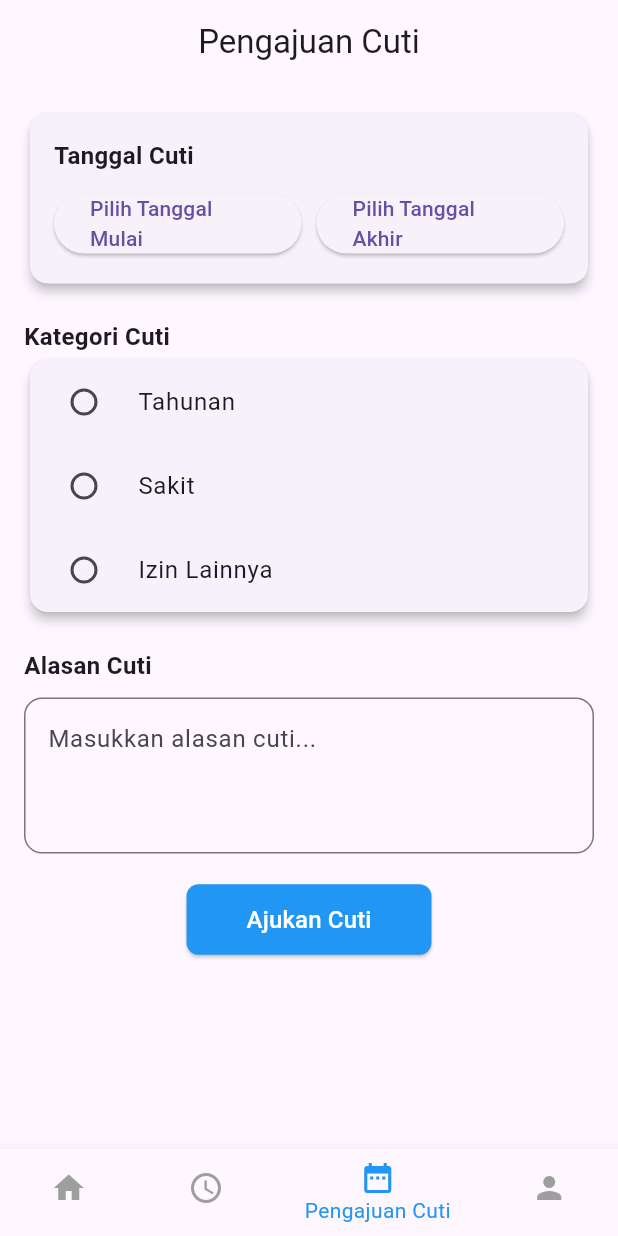
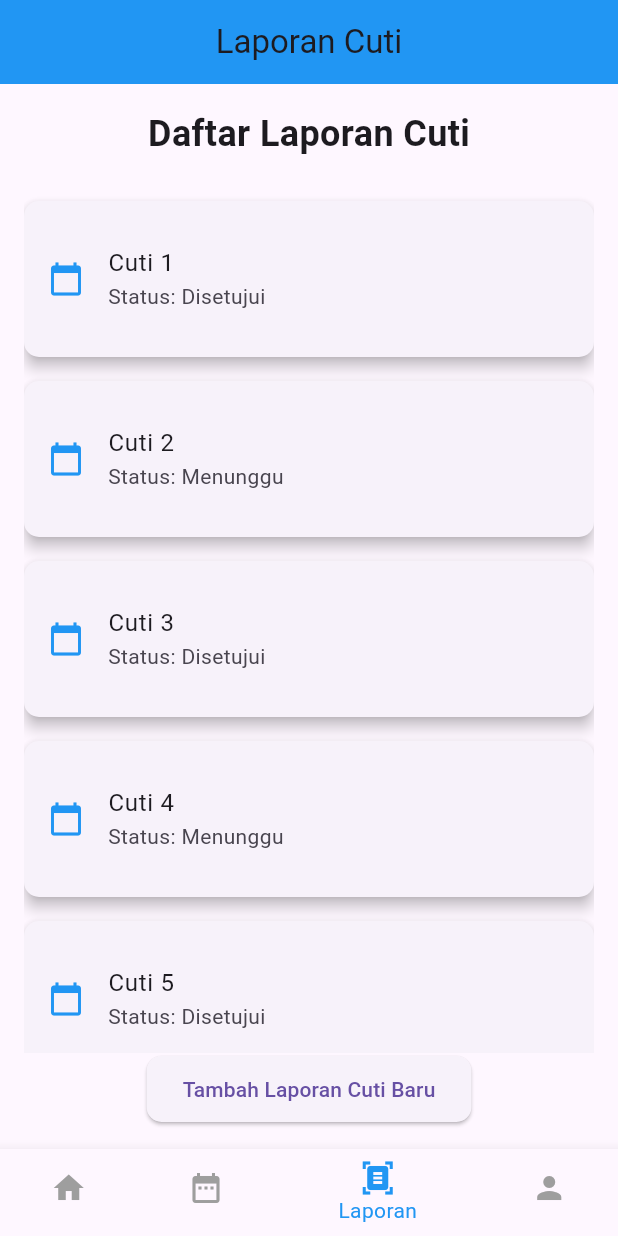
Before and after one commit to AlvinPurwoArdianto/mobile-ujikom-v2, a Flutter app: the DashboardView screen opened by its route, item 3 of the bottom bar chosen, on a phone screen of 412 x 824 dp. Run offline on Flutter 3.47's test engine with Material 3 defaults, Android fonts, the phone set to English and light mode, and no system bars; our stand-ins replace get, get_storage, google_fonts, hexcolor, image_picker, lottie; accounts and stored records are empty; project files that could hold a hidden picture were left out.

Commit message:
UPDATE & ADD: update index view & add laporan view

```diff
--- a/lib/app/modules/dashboard/controllers/dashboard_controller.dart
+++ b/lib/app/modules/dashboard/controllers/dashboard_controller.dart
@@ -1,7 +1,7 @@
 import 'package:flutter/widgets.dart';
 import 'package:get/get.dart';
-import 'package:mobile_ujikom/app/modules/dashboard/views/absensi_view.dart';
 import 'package:mobile_ujikom/app/modules/dashboard/views/index_view.dart';
+import 'package:mobile_ujikom/app/modules/dashboard/views/laporan_view.dart';
 import 'package:mobile_ujikom/app/modules/dashboard/views/profile_view.dart';
 import 'package:mobile_ujikom/app/modules/dashboard/views/pengajuan_view.dart';
 
@@ -14,8 +14,8 @@ class DashboardController extends GetxController {
 
   final List<Widget> pages = [
     IndexView(),
-    AbsensiView(),
     PengajuanView(),
+    LaporanView(),
     ProfileView(),
   ];
 
--- a/lib/app/modules/dashboard/views/dashboard_view.dart
+++ b/lib/app/modules/dashboard/views/dashboard_view.dart
@@ -37,12 +37,12 @@ class DashboardView extends GetView<DashboardController> {
               label: 'Dashboard',
             ),
             BottomNavigationBarItem(
-              icon: Icon(Icons.schedule),
-              label: 'Absensi',
+              icon: Icon(Icons.date_range),
+              label: 'Pengajuan Cuti',
             ),
             BottomNavigationBarItem(
-              icon: Icon(Icons.date_range),
-              label: 'Pengajuan Cuti',
+              icon: Icon(Icons.document_scanner),
+              label: 'Laporan',
             ),
             BottomNavigationBarItem(
               icon: Icon(Icons.person),
--- /dev/null
+++ b/lib/app/modules/dashboard/views/laporan_view.dart
@@ -0,0 +1,141 @@
+import 'package:flutter/material.dart';
+import 'package:get/get.dart';
+
+class LaporanView extends StatelessWidget {
+  const LaporanView({super.key});
+
+  @override
+  Widget build(BuildContext context) {
+    return Scaffold(
+      appBar: AppBar(
+        title: const Text('Laporan Cuti'),
+        centerTitle: true,
+        backgroundColor: Colors.blue,
+      ),
+      body: Padding(
+        padding: const EdgeInsets.all(16.0),
+        child: Column(
+          children: [
+            // Judul
+            const Text(
+              'Daftar Laporan Cuti',
+              style: TextStyle(
+                fontSize: 24,
+                fontWeight: FontWeight.bold,
+              ),
+            ),
+            const SizedBox(height: 20),
+
+            // ListView untuk menampilkan daftar laporan cuti
+            Expanded(
+              child: ListView.builder(
+                itemCount: 10, // Bisa disesuaikan dengan jumlah laporan cuti
+                itemBuilder: (context, index) {
+                  return Card(
+                    elevation: 4,
+                    margin: const EdgeInsets.symmetric(vertical: 8),
+                    shape: RoundedRectangleBorder(
+                      borderRadius: BorderRadius.circular(10),
+                    ),
+                    child: ListTile(
+                      contentPadding: const EdgeInsets.all(16),
+                      title: Text('Cuti ${index + 1}'),
+                      subtitle: Text(
+                          'Status: ${index % 2 == 0 ? "Disetujui" : "Menunggu"}'),
+                      leading:
+                          const Icon(Icons.calendar_today, color: Colors.blue),
+                      onTap: () {
+                        // Ketika laporan diklik, pindah ke halaman detail laporan cuti
+                        _showLaporanCutiDetail(context, index + 1);
+                      },
+                    ),
+                  );
+                },
+              ),
+            ),
+
+            // Tombol untuk menambahkan laporan cuti baru
+            ElevatedButton(
+              onPressed: () {
+                _showTambahLaporanCutiDialog(context);
+              },
+              child: const Text("Tambah Laporan Cuti Baru"),
+              style: ElevatedButton.styleFrom(
+                padding:
+                    const EdgeInsets.symmetric(vertical: 12, horizontal: 24),
+                shape: RoundedRectangleBorder(
+                  borderRadius: BorderRadius.circular(10),
+                ),
+              ),
+            ),
+          ],
+        ),
+      ),
+    );
+  }
+
+  // Fungsi untuk menampilkan detail laporan cuti
+  void _showLaporanCutiDetail(BuildContext context, int cutiId) {
+    showDialog(
+      context: context,
+      builder: (context) {
+        return AlertDialog(
+          title: Text('Detail Laporan Cuti $cutiId'),
+          content: const Text('Ini adalah detail laporan cuti yang dipilih.'),
+          actions: [
+            TextButton(
+              onPressed: () => Navigator.pop(context),
+              child: const Text("Tutup"),
+            ),
+          ],
+        );
+      },
+    );
+  }
+
+  // Fungsi untuk menampilkan dialog tambah laporan cuti
+  void _showTambahLaporanCutiDialog(BuildContext context) {
+    showDialog(
+      context: context,
+      builder: (context) {
+        return AlertDialog(
+          title: const Text('Tambah Laporan Cuti Baru'),
+          content: Column(
+            mainAxisSize: MainAxisSize.min,
+            children: [
+              TextField(
+                decoration: const InputDecoration(
+                  hintText: 'Masukkan alasan cuti...',
+                ),
+                maxLines: 3,
+              ),
+              const SizedBox(height: 10),
+              TextField(
+                decoration: const InputDecoration(
+                  hintText: 'Masukkan tanggal cuti (misal: 01/01/2023)',
+                ),
+                keyboardType: TextInputType.datetime,
+              ),
+            ],
+          ),
+          actions: [
+            TextButton(
+              onPressed: () => Navigator.pop(context),
+              child: const Text("Batal"),
+            ),
+            ElevatedButton(
+              onPressed: () {
+                // Logic untuk menambahkan laporan cuti baru
+                Get.snackbar("Laporan Cuti Ditambahkan",
+                    "Laporan cuti baru berhasil ditambahkan.",
+                    snackPosition: SnackPosition.BOTTOM);
+                Navigator.pop(context); // Menutup dialog
+              },
+              child: const Text("Tambah"),
+            ),
+          ],
+        );
+      },
+    );
+  }
+}
--- /dev/null
+++ b/lib/app/modules/laporan/views/laporan_view.dart
@@ -0,0 +1,24 @@
+import 'package:flutter/material.dart';
+
+import 'package:get/get.dart';
+
+import '../controllers/laporan_controller.dart';
+
+class LaporanView extends GetView<LaporanController> {
+  const LaporanView({super.key});
+  @override
+  Widget build(BuildContext context) {
+    return Scaffold(
+      appBar: AppBar(
+        title: const Text('LaporanView'),
+        centerTitle: true,
+      ),
+      body: const Center(
+        child: Text(
+          'LaporanView is working',
+          style: TextStyle(fontSize: 20),
+        ),
+      ),
+    );
+  }
+}
--- a/lib/app/routes/app_pages.dart
+++ b/lib/app/routes/app_pages.dart
@@ -6,6 +6,8 @@ import '../modules/dashboard/bindings/dashboard_binding.dart';
 import '../modules/dashboard/views/dashboard_view.dart';
 import '../modules/home/bindings/home_binding.dart';
 import '../modules/home/views/home_view.dart';
+import '../modules/laporan/bindings/laporan_binding.dart';
+import '../modules/laporan/views/laporan_view.dart';
 import '../modules/login/bindings/login_binding.dart';
 import '../modules/login/views/login_view.dart';
 import '../modules/pengajuan/bindings/pengajuan_binding.dart';
@@ -51,5 +53,10 @@ class AppPages {
       page: () => const PengajuanView(),
       binding: PengajuanBinding(),
     ),
+    GetPage(
+      name: _Paths.LAPORAN,
+      page: () => const LaporanView(),
+      binding: LaporanBinding(),
+    ),
   ];
 }
--- a/lib/app/routes/app_routes.dart
+++ b/lib/app/routes/app_routes.dart
@@ -9,6 +9,7 @@ abstract class Routes {
   static const ABSENSI = _Paths.ABSENSI;
   static const PROFILE = _Paths.PROFILE;
   static const PENGAJUAN = _Paths.PENGAJUAN;
+  static const LAPORAN = _Paths.LAPORAN;
 }
 
 abstract class _Paths {
@@ -19,4 +20,5 @@ abstract class _Paths {
   static const ABSENSI = '/absensi';
   static const PROFILE = '/profile';
   static const PENGAJUAN = '/pengajuan';
+  static const LAPORAN = '/laporan';
 }
--- a/lib/app/utils/api.dart
+++ b/lib/app/utils/api.dart
@@ -1,6 +1,6 @@
 class BaseUrl {
-  static String login = 'http://127.0.0.1:8000/api/login';
-  static String logout = 'http://127.0.0.1:8000/api/logout';
+  static String url = "http://127.0.0.1:8000/api";
 
-  static String profile = 'http://127.0.0.1:8000/api/profile';
+  static String login = "$url/login";
+  static String profile = "$url/profile";
 }
```
Also changed, not shown: lib/app/modules/dashboard/views/index_view.dart (+92 -1 lines), lib/app/modules/laporan/bindings/laporan_binding.dart (added, +12 -0 lines), lib/app/modules/laporan/controllers/laporan_controller.dart (added, +23 -0 lines).
